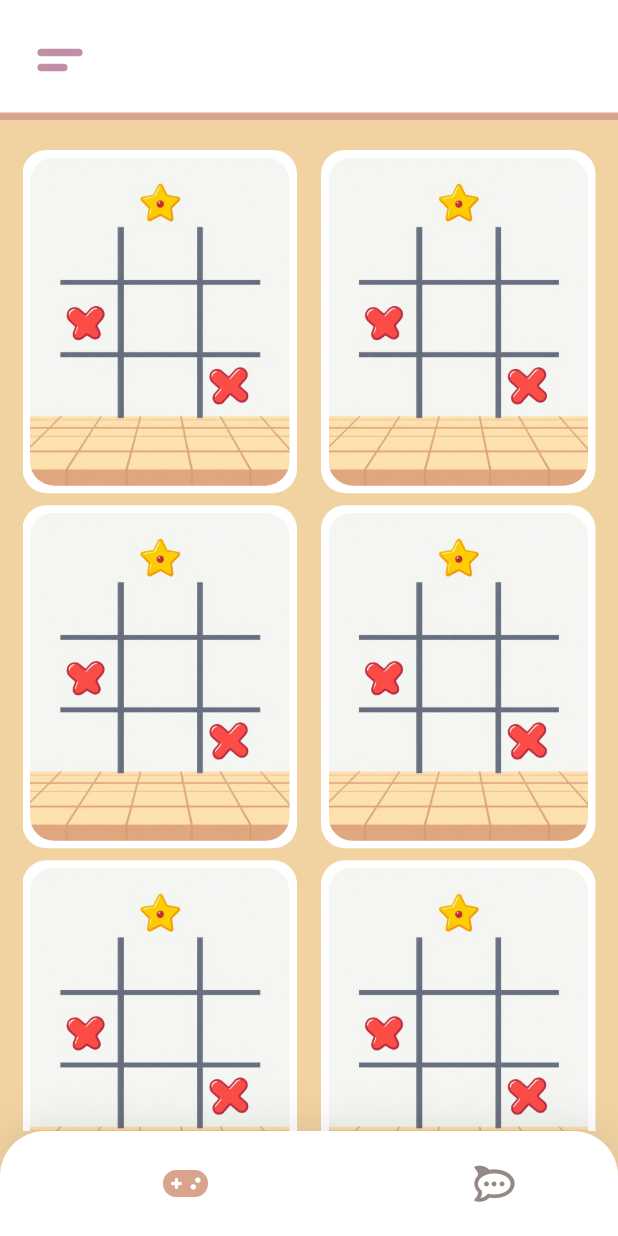
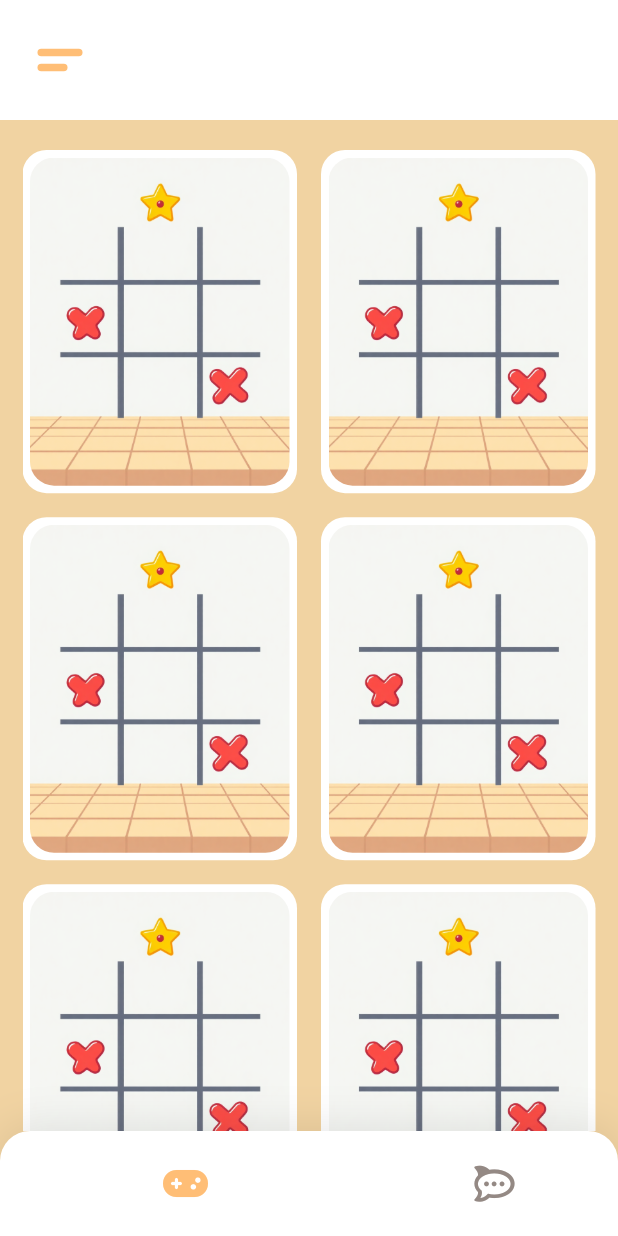
Before and after one commit to essamalrawi/fun_time, a Flutter app: the screen it shows after launch, after a tap on "Next", on a phone screen of 412 x 824 dp. Run offline on Flutter 3.47's test engine with Material 3 defaults, Android fonts, the phone set to English and light mode, and no system bars; our stand-ins replace firebase_core, font_awesome_flutter; accounts and stored records are empty.

Commit message:
change colors and icons, add immersiveSticky

```diff
--- a/lib/core/utils/app_colors.dart
+++ b/lib/core/utils/app_colors.dart
@@ -2,4 +2,10 @@ import 'package:flutter/material.dart';
 
 abstract class AppColors {
   static const Color primaryColor = Color(0xfff1d3a2);
+  static const Color secondryColor = Color(0xfff6e58d);
+  static const Color secondPrimaryColor = Color(0xffffbe76);
+  static const Color secondSecondryColor = Color.fromARGB(255, 238, 229, 229);
 }
+
+
+//  Color.fromARGB(255, 219, 176, 216)
--- a/lib/core/widgets/custom_button_navigation_bar.dart
+++ b/lib/core/widgets/custom_button_navigation_bar.dart
@@ -1,4 +1,5 @@
 import 'package:flutter/material.dart';
+import 'package:fun_time/core/utils/app_colors.dart';
 import '../domain/entities/bottom_navigation_bar_entity.dart';
 
 class CustomButtonNavigationBar extends StatefulWidget {
@@ -14,15 +15,14 @@ class _CustomButtonNavigationBarState extends State<CustomButtonNavigationBar> {
   @override
   Widget build(BuildContext context) {
     return Container(
-
       width: 375,
       height: 70,
       decoration: const ShapeDecoration(
         color: Colors.white,
         shape: RoundedRectangleBorder(
           borderRadius: BorderRadius.only(
-            topLeft: Radius.circular(30),
-            topRight: Radius.circular(30),
+            topLeft: Radius.circular(20),
+            topRight: Radius.circular(20),
           ),
         ),
         shadows: [
@@ -50,7 +50,7 @@ class _CustomButtonNavigationBarState extends State<CustomButtonNavigationBar> {
               child: Icon(
                 entity.icon,
                 color: index == selectedIndex
-                    ? Color(0xffd8a48e)
+                    ? AppColors.secondPrimaryColor
                     : Color.fromARGB(255, 148, 137, 132),
               ),
 
--- a/lib/features/get_user_data/presentation/views/widgets/custom_button.dart
+++ b/lib/features/get_user_data/presentation/views/widgets/custom_button.dart
@@ -1,4 +1,5 @@
 import 'package:flutter/material.dart';
+import 'package:fun_time/core/utils/app_colors.dart';
 import 'package:fun_time/features/home/presentation/views/home_view.dart';
 
 class CustomButton extends StatelessWidget {
@@ -6,17 +7,11 @@ class CustomButton extends StatelessWidget {
 
   @override
   Widget build(BuildContext context) {
-    return Container(
-      padding: EdgeInsets.all(5),
-      decoration: BoxDecoration(
-        color: Color(0xfff6e58d),
-        borderRadius: BorderRadius.circular(35),
-      ),
-      child: ElevatedButton(
+    return ElevatedButton(
         style: ElevatedButton.styleFrom(
           minimumSize: Size.fromHeight(50),
           elevation: 0,
-            backgroundColor: Color(0xffffbe76),
+          backgroundColor: AppColors.secondPrimaryColor,
         ),
         onPressed: () {
           Navigator.pushNamed(context, HomeView.routeName);
@@ -25,7 +20,6 @@ class CustomButton extends StatelessWidget {
           'Next',
           style: TextStyle(
               color: Colors.white, fontWeight: FontWeight.bold, fontSize: 18),
-          )),
-    );
+        ));
   }
 }
--- /dev/null
+++ b/lib/features/get_user_data/presentation/views/widgets/custom_get_name_text_field.dart
@@ -0,0 +1,60 @@
+import 'package:flutter/material.dart';
+import 'package:flutter/services.dart';
+
+class CustomGetNameTextField extends StatefulWidget {
+  const CustomGetNameTextField({super.key});
+
+  @override
+  State<CustomGetNameTextField> createState() => _CustomGetNameTextFieldState();
+}
+
+class _CustomGetNameTextFieldState extends State<CustomGetNameTextField>
+    with WidgetsBindingObserver {
+  @override
+  void initState() {
+    super.initState();
+    WidgetsBinding.instance.addObserver(this);
+  }
+
+  @override
+  void dispose() {
+    WidgetsBinding.instance.removeObserver(this);
+    super.dispose();
+  }
+
+  @override
+  void didChangeMetrics() {
+    super.didChangeMetrics();
+    Future.delayed(Duration(milliseconds: 100), () {
+      SystemChrome.setEnabledSystemUIMode(SystemUiMode.immersiveSticky);
+    });
+  }
+
+  @override
+  Widget build(BuildContext context) {
+    return TextFormField(
+      style: TextStyle(color: Colors.white, fontWeight: FontWeight.bold),
+      cursorColor: Colors.white,
+      validator: (value) {
+        if (value == null ||
+            value.length < 3 ||
+            !RegExp(r'^[a-zA-Z]+$').hasMatch(value)) {
+          return "Enter at least 3 letters";
+        }
+        return null;
+      },
+      decoration: InputDecoration(
+        contentPadding: EdgeInsets.all(16),
+        hintText: 'Your name',
+        hintStyle: TextStyle(color: Colors.white, fontWeight: FontWeight.bold),
+        border: outlineInputBorder(),
+      ),
+    );
+  }
+
+  OutlineInputBorder outlineInputBorder() {
+    return OutlineInputBorder(
+      borderSide: BorderSide.none,
+    );
+  }
+}
--- a/lib/features/get_user_data/presentation/views/widgets/get_name_text_form_field.dart
+++ b/lib/features/get_user_data/presentation/views/widgets/get_name_text_form_field.dart
@@ -1,4 +1,6 @@
 import 'package:flutter/material.dart';
+import 'package:fun_time/core/utils/app_colors.dart';
+import 'package:fun_time/features/get_user_data/presentation/views/widgets/custom_get_name_text_field.dart';
 
 class GetNameTextField extends StatelessWidget {
   const GetNameTextField({super.key});
@@ -11,36 +13,10 @@ class GetNameTextField extends StatelessWidget {
           child: Container(
             padding: const EdgeInsets.all(5),
             decoration: BoxDecoration(
-              color: Color(0xfff6e58d),
+              color: AppColors.secondPrimaryColor,
               borderRadius: BorderRadius.circular(5),
             ),
-            child: Container(
-              padding: const EdgeInsets.all(5),
-              decoration: BoxDecoration(
-                color: Color(0xffffbe76),
-                borderRadius: BorderRadius.circular(5),
-              ),
-              child: TextFormField(
-                style:
-                    TextStyle(color: Colors.white, fontWeight: FontWeight.bold),
-                cursorColor: Colors.white,
-                validator: (value) {
-                  if (value == null ||
-                      value.length < 3 ||
-                      !RegExp(r'^[a-zA-Z]+$').hasMatch(value)) {
-                    return "Enter at least 3 letters";
-                  }
-                  return null;
-                },
-                decoration: InputDecoration(
-                  contentPadding: EdgeInsets.all(16),
-                  hintText: 'Your name',
-                  hintStyle: TextStyle(
-                      color: Colors.white, fontWeight: FontWeight.bold),
-                  border: outlineInputBorder(),
-                ),
-              ),
-            ),
+            child: CustomGetNameTextField(),
           ),
         ),
         SizedBox(
@@ -50,10 +26,4 @@ class GetNameTextField extends StatelessWidget {
       ],
     );
   }
-
-  OutlineInputBorder outlineInputBorder() {
-    return OutlineInputBorder(
-      borderSide: BorderSide.none,
-    );
-  }
 }
--- a/lib/features/get_user_data/presentation/views/widgets/get_user_data_view_body.dart
+++ b/lib/features/get_user_data/presentation/views/widgets/get_user_data_view_body.dart
@@ -1,4 +1,5 @@
 import 'package:flutter/material.dart';
+
 import 'custom_button.dart';
 import 'get_name_text_form_field.dart';
 import 'select_pic_widget.dart';
--- a/lib/features/get_user_data/presentation/views/widgets/icon_container.dart
+++ b/lib/features/get_user_data/presentation/views/widgets/icon_container.dart
@@ -1,4 +1,5 @@
 import 'package:flutter/material.dart';
+import 'package:fun_time/core/utils/app_colors.dart';
 
 class IconContainer extends StatelessWidget {
   const IconContainer({
@@ -9,14 +10,8 @@ class IconContainer extends StatelessWidget {
   @override
   Widget build(BuildContext context) {
     return Container(
-      padding: EdgeInsets.all(5),
         decoration: BoxDecoration(
-        borderRadius: BorderRadius.circular(15),
-        color: Color(0xfff6e58d),
-      ),
-      child: Container(
-          decoration: BoxDecoration(
-            color: Color(0xffffbe76),
+          color: AppColors.secondPrimaryColor,
           borderRadius: BorderRadius.circular(15),
         ),
         width: 40,
@@ -24,7 +19,6 @@ class IconContainer extends StatelessWidget {
         child: Icon(
           icon,
           color: Colors.white,
-          )),
-    );
+        ));
   }
 }
--- a/lib/features/get_user_data/presentation/views/widgets/select_pic_widget.dart
+++ b/lib/features/get_user_data/presentation/views/widgets/select_pic_widget.dart
@@ -47,7 +47,7 @@ class _SelectPicWidgetState extends State<SelectPicWidget> {
   var counter = 0;
   @override
   Widget build(BuildContext context) {
-    return Row(children: [
+    return Row(mainAxisAlignment: MainAxisAlignment.center, children: [
       IconButton(
           onPressed: () {
             if (!(counter == 0)) {
@@ -67,7 +67,6 @@ class _SelectPicWidgetState extends State<SelectPicWidget> {
           width: 200,
           height: 200,
           decoration: BoxDecoration(
-            color: Color(0xfff6e58d),
             borderRadius: BorderRadius.circular(100),
           ),
           child: ClipRRect(
--- a/lib/features/home/presentation/views/widgets/custom_app_bar.dart
+++ b/lib/features/home/presentation/views/widgets/custom_app_bar.dart
@@ -1,4 +1,5 @@
 import 'package:flutter/material.dart';
+import 'package:fun_time/core/utils/app_colors.dart';
 import 'package:fun_time/features/home/presentation/views/widgets/custom_icon_app_bar.dart';
 
 class CustomAppBar extends StatelessWidget {
@@ -20,11 +21,6 @@ class CustomAppBar extends StatelessWidget {
             ],
           ),
           Spacer(),
-          Divider(
-            color: Color(0xffd8a48e),
-            height: 0,
-            thickness: 5,
-          )
         ],
       ),
     );
--- a/lib/features/home/presentation/views/widgets/custom_icon_app_bar.dart
+++ b/lib/features/home/presentation/views/widgets/custom_icon_app_bar.dart
@@ -1,4 +1,5 @@
 import 'package:flutter/material.dart';
+import 'package:fun_time/core/utils/app_colors.dart';
 
 class CustomAppBarIcon extends StatelessWidget {
   const CustomAppBarIcon({super.key});
@@ -19,7 +20,7 @@ class CustomAppBarIcon extends StatelessWidget {
               height: 5,
               decoration: BoxDecoration(
                 borderRadius: BorderRadius.circular(5),
-                color: Color(0xffc08fa6),
+                color: AppColors.secondPrimaryColor,
               ),
             ),
             SizedBox(
@@ -30,7 +31,7 @@ class CustomAppBarIcon extends StatelessWidget {
               height: 5,
               decoration: BoxDecoration(
                 borderRadius: BorderRadius.circular(5),
-                color: Color(0xffc08fa6),
+                color: AppColors.secondPrimaryColor,
               ),
             )
           ],
--- a/lib/features/home/presentation/views/widgets/games_grid_view.dart
+++ b/lib/features/home/presentation/views/widgets/games_grid_view.dart
@@ -9,7 +9,7 @@ class GamesGridView extends StatelessWidget {
     return SliverGrid.builder(
         itemCount: 8,
         gridDelegate: const SliverGridDelegateWithFixedCrossAxisCount(
-          mainAxisSpacing: 8,
+          mainAxisSpacing: 16,
           crossAxisSpacing: 16,
           crossAxisCount: 2,
           childAspectRatio: 200 / 250,
--- a/lib/features/splash_view/presentation/views/widgets/splash_view_body.dart
+++ b/lib/features/splash_view/presentation/views/widgets/splash_view_body.dart
@@ -19,9 +19,15 @@ class _SplashViewBodyState extends State<SplashViewBody> {
   @override
   Widget build(BuildContext context) {
     return Column(
-      crossAxisAlignment: CrossAxisAlignment.stretch,
+      crossAxisAlignment: CrossAxisAlignment.center,
       mainAxisAlignment: MainAxisAlignment.center,
-      children: [Image.asset(Assets.imagesLogo)],
+      children: [
+        Center(
+          child: SizedBox(
+              width: MediaQuery.sizeOf(context).width * .75,
+              child: Image.asset(Assets.imagesLogo)),
+        )
+      ],
     );
   }
 
--- a/pubspec.yaml
+++ b/pubspec.yaml
@@ -38,7 +38,7 @@ flutter:
 flutter_launcher_icons:
   android: "launcher_icon"
   ios: true
-  image_path: "assets/images/Mini.png"
+  image_path: "assets/images/logo.png"
   min_sdk_android: 21
 flutter_assets:
   assets_path: assets/images/
```
Also changed, not shown: assets/2.png (added), assets/images/..png (added), assets/images/avatars/4.png, assets/images/avatars/9.png, assets/images/logo.png, lib/main.dart (line endings or trailing spaces), 30 other files. Lines whose indentation alone changed are shown as unchanged.
